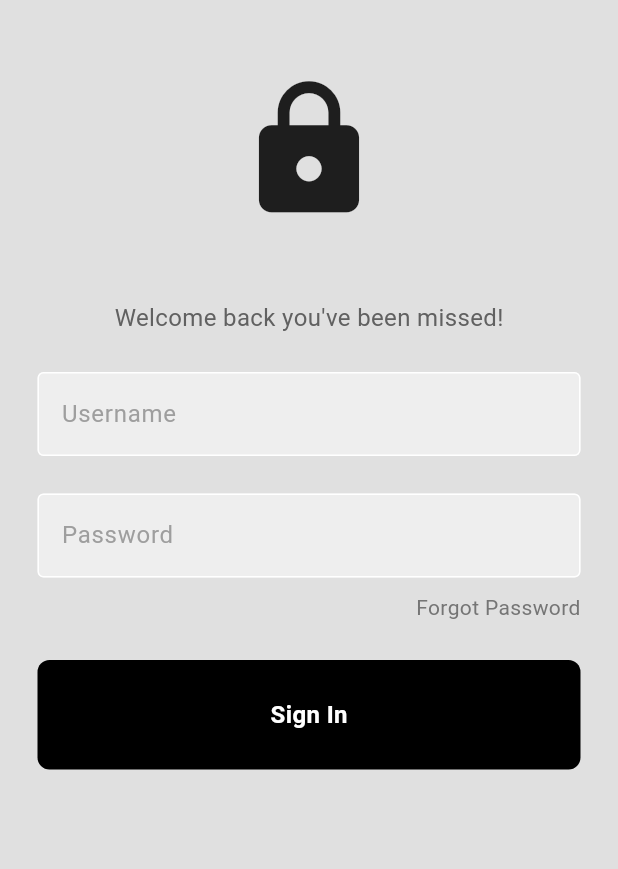
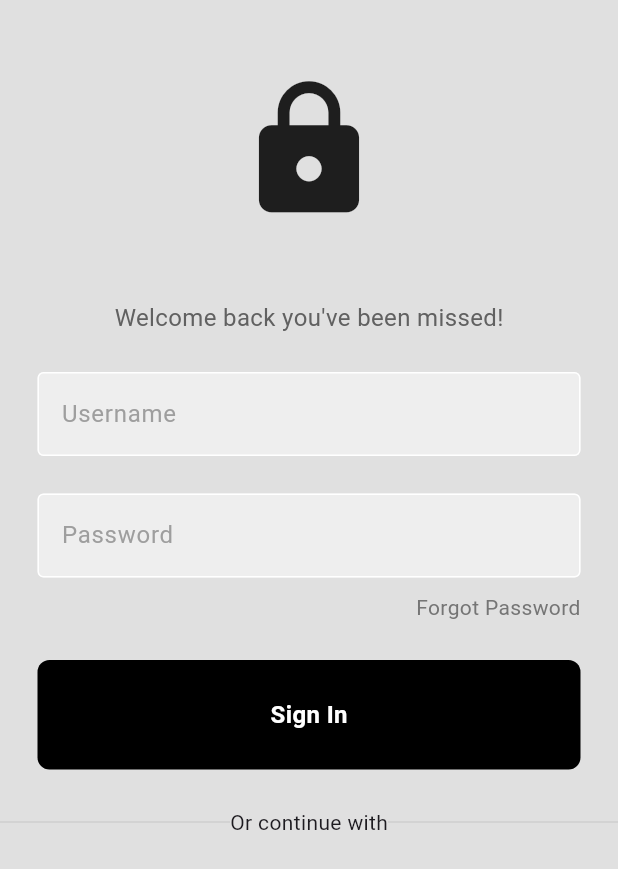
Before and after one commit to cjmartin89/authApp, a Flutter app: the screen it shows after launch, on a phone screen of 412 x 824 dp. Shown: the top 869 px of the screen. Run offline on Flutter 3.47's test engine with Material 3 defaults, Android fonts, the phone set to English and light mode, and no system bars.

Commit message:
Initial Commit

```diff
--- a/Flutter Apps/auth_app/lib/pages/login_page.dart
+++ b/Flutter Apps/auth_app/lib/pages/login_page.dart
@@ -8,6 +8,9 @@ class LoginPage extends StatelessWidget {
   // text editing controllers
   final usernameController = TextEditingController();
   final passwordController = TextEditingController();
+
+  //sign user in
+  void signUserIn() {}
 
   @override
   Widget build(BuildContext context) {
@@ -43,7 +46,7 @@ class LoginPage extends StatelessWidget {
                 controller: usernameController,
                 hintText: 'Username',
                 obscureText: false,
-                ),
+              ),
 
               const SizedBox(height: 25),
 
@@ -74,9 +77,31 @@ class LoginPage extends StatelessWidget {
 
               //sign in bottom
               MyButton(
-                onTap: () {} ),
+                onTap: signUserIn,
+              ),
+
+              const SizedBox(height: 25),
 
               // or continue with
+              Row(
+                children: [
+                  Expanded(
+                    child: Divider(
+                      thickness: 0.5,
+                      color: Colors.grey[400],
+                    ),
+                  ),
+                  const Text(
+                    'Or continue with',
+                  ),
+                  Expanded(
+                    child: Divider(
+                      thickness: 0.5,
+                      color: Colors.grey[400],
+                    ),
+                  ),
+                ],
+              ),
 
               // google + apple sign in button
 
```
